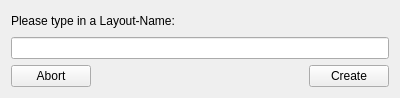
Above: GEENIE/layoutform.ui from SoftwareprojektGameEngine/GEENIE before the change. Below: the same form after it.
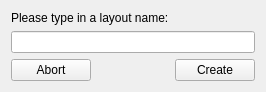
That is the form after the change.

Diff of the .ui file:
```diff
--- a/GEENIE/layoutform.ui
+++ b/GEENIE/layoutform.ui
@@ -6,8 +6,8 @@
    <rect>
     <x>0</x>
     <y>0</y>
-    <width>400</width>
-    <height>98</height>
+    <width>246</width>
+    <height>86</height>
    </rect>
   </property>
   <property name="windowTitle">
@@ -17,7 +17,7 @@
    <item row="0" column="0" colspan="2">
     <widget class="QLabel" name="LayoutLabel">
      <property name="text">
-      <string>Please type in a Layout-Name:</string>
+      <string>Please type in a layout name:</string>
      </property>
     </widget>
    </item>
```
